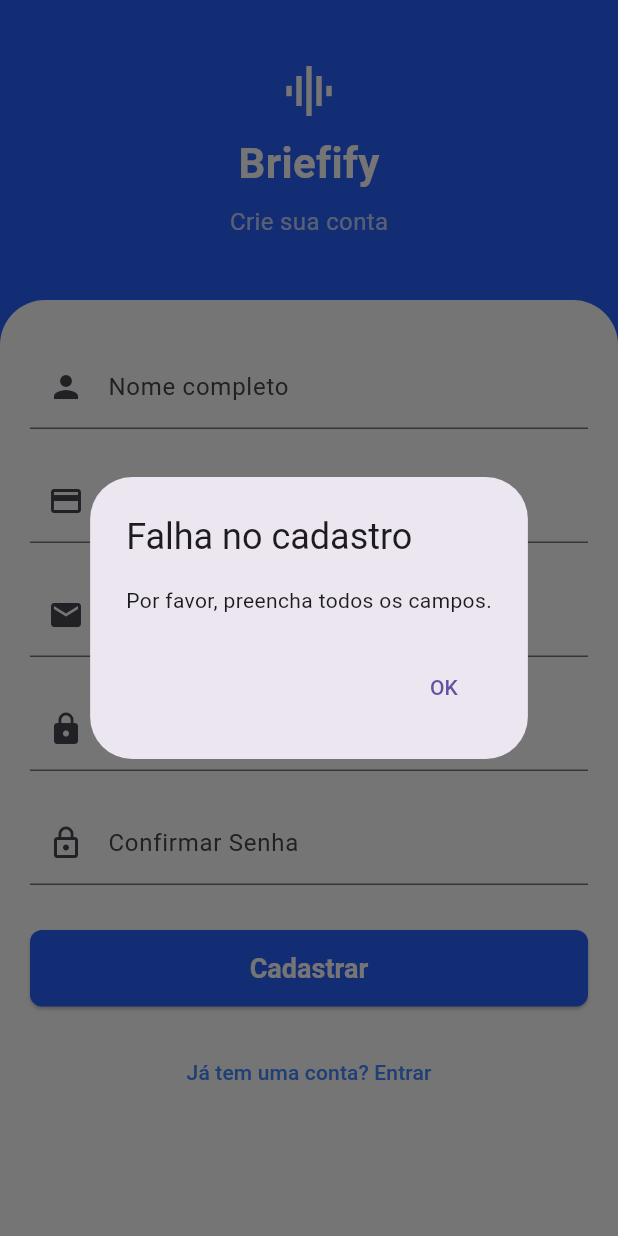
After one commit to 4-ANO-COMP-IMT/briefify, a Flutter app: the SignUpScreen screen opened directly, after a tap on "Cadastrar", on a phone screen of 412 x 824 dp. The commit adds this screen. Run offline on Flutter 3.47's test engine with Material 3 defaults, Android fonts, the phone set to English and light mode, and no system bars; missing offline and left inert: record.

Commit message:
feat: flutter mobile app

```diff
--- /dev/null
+++ b/flutter_front/lib/screens/signup_screen.dart
@@ -0,0 +1,274 @@
+// lib/signup_screen.dart
+import 'package:flutter/material.dart';
+import 'package:http/http.dart' as http;
+import 'dart:convert';
+
+class SignUpScreen extends StatefulWidget {
+  const SignUpScreen({super.key});
+
+  @override
+  _SignUpScreenState createState() => _SignUpScreenState();
+}
+
+class _SignUpScreenState extends State<SignUpScreen> {
+  final TextEditingController _fullNameController = TextEditingController();
+  final TextEditingController _cpfController = TextEditingController();
+  final TextEditingController _emailController = TextEditingController();
+  final TextEditingController _passwordController = TextEditingController();
+  final TextEditingController _confirmPasswordController =
+      TextEditingController();
+
+  bool _isValidEmail(String email) {
+    final emailRegex = RegExp(r'^[^@\s]+@[^@\s]+\.[^@\s]+$');
+    return emailRegex.hasMatch(email);
+  }
+
+  bool _isValidCpf(String cpf) {
+    final cpfRegex = RegExp(r'^\d{3}\.\d{3}\.\d{3}-\d{2}$');
+    return cpfRegex.hasMatch(cpf);
+  }
+
+  bool _isLoading = false;
+
+  Future<void> _signUp() async {
+    if (_passwordController.text.isEmpty ||
+        _confirmPasswordController.text.isEmpty ||
+        _emailController.text.isEmpty ||
+        _cpfController.text.isEmpty ||
+        _fullNameController.text.isEmpty) {
+      _showErrorDialog('Por favor, preencha todos os campos.');
+      return;
+    }
+
+    if (_passwordController.text != _confirmPasswordController.text) {
+      _showErrorDialog('As senhas não coincidem.');
+      return;
+    }
+
+    if (!_isValidEmail(_emailController.text)) {
+      _showErrorDialog('Por favor, insira um email válido.');
+      return;
+    }
+
+    if (!_isValidCpf(_cpfController.text)) {
+      _showErrorDialog(
+          'Por favor, insira um CPF válido no formato 123.456.789-09.');
+      return;
+    }
+
+    setState(() {
+      _isLoading = true;
+    });
+
+    final String fullName = _fullNameController.text;
+    final String cpf = _cpfController.text;
+    final String email = _emailController.text;
+    final String password = _passwordController.text;
+
+    const String url = 'http://localhost:4000/sign-up';
+
+    try {
+      final response = await http.post(
+        Uri.parse(url),
+        headers: <String, String>{
+          'Content-Type': 'application/json; charset=UTF-8',
+        },
+        body: jsonEncode(<String, String>{
+          'name': fullName,
+          'cpf': cpf,
+          'email': email,
+          'password': password,
+        }),
+      );
+
+      if (response.statusCode == 201) {
+        // Successful sign-up
+        // ignore: use_build_context_synchronously
+        Navigator.pop(context); // Go back to the login screen
+      } else {
+        _showErrorDialog(jsonDecode(response.body)['error'] ??
+            'Falha no cadastro.'); // Sign up failed
+      }
+    } catch (e) {
+      _showErrorDialog('Ocorreu um erro. Por favor, tente novamente.');
+    } finally {
+      setState(() {
+        _isLoading = false;
+      });
+    }
+  }
+
+  void _showErrorDialog(String message) {
+    showDialog(
+      context: context,
+      builder: (context) {
+        return AlertDialog(
+          title: const Text('Falha no cadastro'),
+          content: Text(message),
+          actions: [
+            TextButton(
+              onPressed: () => Navigator.pop(context),
+              child: const Text('OK'),
+            ),
+          ],
+        );
+      },
+    );
+  }
+
+  void _navigateToLogin() {
+    Navigator.pop(context);
+  }
+
+  @override
+  Widget build(BuildContext context) {
+    return Scaffold(
+      backgroundColor: Colors.blueAccent[700]!,
+      body: SafeArea(
+        top: true,
+        bottom: false,
+        left: false,
+        right: false,
+        child: Container(
+          color: Colors.blueAccent[700]!,
+          child: Column(
+            children: [
+              Container(
+                height: 200,
+                padding: const EdgeInsets.all(16),
+                child: const Column(
+                  mainAxisAlignment: MainAxisAlignment.center,
+                  crossAxisAlignment: CrossAxisAlignment.center,
+                  children: [
+                    Icon(
+                      Icons.multitrack_audio,
+                      color: Colors.white,
+                      size: 40,
+                    ),
+                    SizedBox(height: 8),
+                    Text(
+                      'Briefify',
+                      style: TextStyle(
+                        color: Colors.white,
+                        fontSize: 28,
+                        fontWeight: FontWeight.bold,
+                      ),
+                    ),
+                    SizedBox(height: 8),
+                    Text(
+                      'Crie sua conta',
+                      style: TextStyle(
+                        color: Colors.white70,
+                        fontSize: 16,
+                      ),
+                    ),
+                  ],
+                ),
+              ),
+              Expanded(
+                child: Container(
+                  decoration: const BoxDecoration(
+                    color: Colors.white,
+                    borderRadius: BorderRadius.only(
+                      topLeft: Radius.circular(30),
+                      topRight: Radius.circular(30),
+                    ),
+                  ),
+                  child: Padding(
+                    padding: const EdgeInsets.symmetric(
+                        horizontal: 20, vertical: 30),
+                    child: SingleChildScrollView(
+                      child: Column(
+                        children: [
+                          // Full Name Field
+                          TextField(
+                            controller: _fullNameController,
+                            decoration: const InputDecoration(
+                              labelText: 'Nome completo',
+                              prefixIcon: Icon(Icons.person),
+                            ),
+                          ),
+                          const SizedBox(height: 20),
+                          // CPF Field
+                          TextField(
+                            controller: _cpfController,
+                            decoration: const InputDecoration(
+                              labelText: 'CPF',
+                              prefixIcon: Icon(Icons.credit_card),
+                            ),
+                            keyboardType: TextInputType.number,
+                          ),
+                          const SizedBox(height: 20),
+                          // Email Field
+                          TextField(
+                            controller: _emailController,
+                            decoration: const InputDecoration(
+                              labelText: 'Email',
+                              prefixIcon: Icon(Icons.email),
+                            ),
+                            keyboardType: TextInputType.emailAddress,
+                          ),
+                          const SizedBox(height: 20),
+                          TextField(
+                            controller: _passwordController,
+                            decoration: const InputDecoration(
+                              labelText: 'Senha',
+                              prefixIcon: Icon(Icons.lock),
+                            ),
+                            obscureText: true,
+                          ),
+                          const SizedBox(height: 20),
+                          TextField(
+                            controller: _confirmPasswordController,
+                            decoration: const InputDecoration(
+                              labelText: 'Confirmar Senha',
+                              prefixIcon: Icon(Icons.lock_outline),
+                            ),
+                            obscureText: true,
+                          ),
+                          const SizedBox(height: 30),
+                          // Sign Up Button
+                          _isLoading
+                              ? const CircularProgressIndicator()
+                              : SizedBox(
+                                  width: double.infinity,
+                                  child: ElevatedButton(
+                                    onPressed: _signUp,
+                                    style: ElevatedButton.styleFrom(
+                                      foregroundColor: Colors.white,
+                                      backgroundColor: Colors.blueAccent[700],
+                                      padding: const EdgeInsets.symmetric(
+                                          vertical: 15),
+                                      textStyle: const TextStyle(
+                                        fontSize: 18,
+                                        fontWeight: FontWeight.bold,
+                                      ),
+                                      shape: RoundedRectangleBorder(
+                                        borderRadius: BorderRadius.circular(8),
+                                      ),
+                                    ),
+                                    child: const Text('Cadastrar'),
+                                  ),
+                                ),
+                          const SizedBox(height: 20),
+                          // Navigate to Login
+                          TextButton(
+                            onPressed: _navigateToLogin,
+                            child: const Text(
+                              'Já tem uma conta? Entrar',
+                              style: TextStyle(color: Colors.blueAccent),
+                            ),
+                          ),
+                        ],
+                      ),
+                    ),
+                  ),
+                ),
+              ),
+            ],
+          ),
+        ),
+      ),
+    );
+  }
+}
```
Also changed, not shown: flutter_front/lib/main.dart (+50 -24 lines), flutter_front/lib/screens/home_screen.dart (added, +325 -0 lines), flutter_front/lib/screens/resume.screen.dart (added, +53 -0 lines), flutter_front/pubspec.yaml (+3 -4 lines), flutter_front/pubspec.lock, 15 other files.
